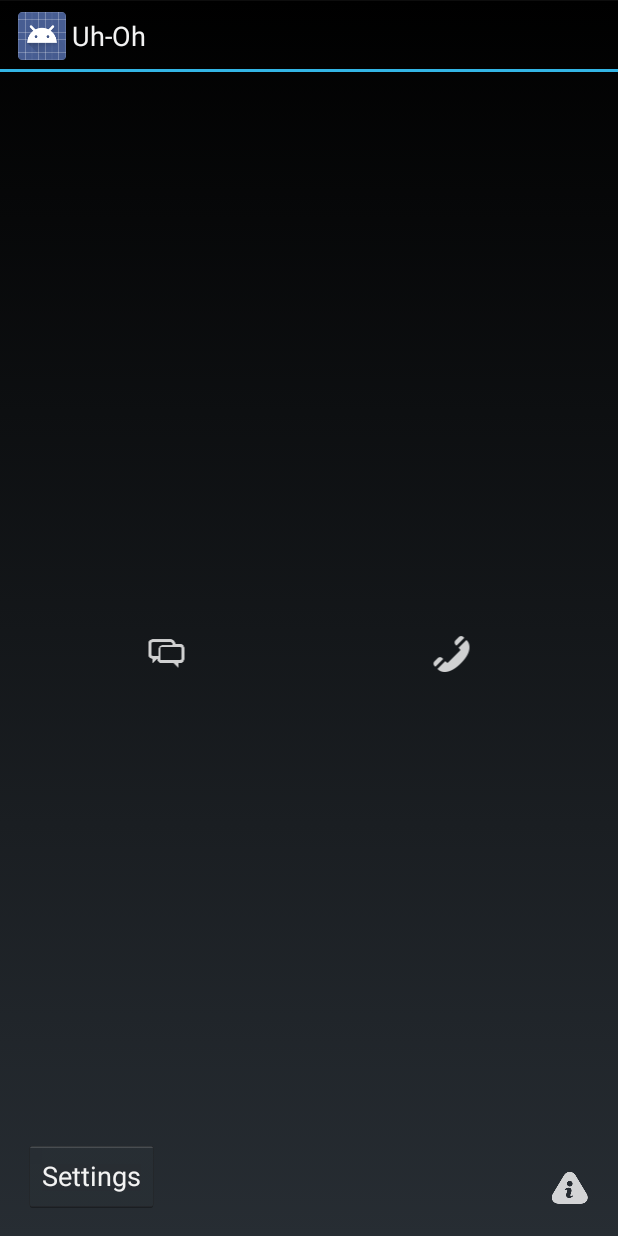
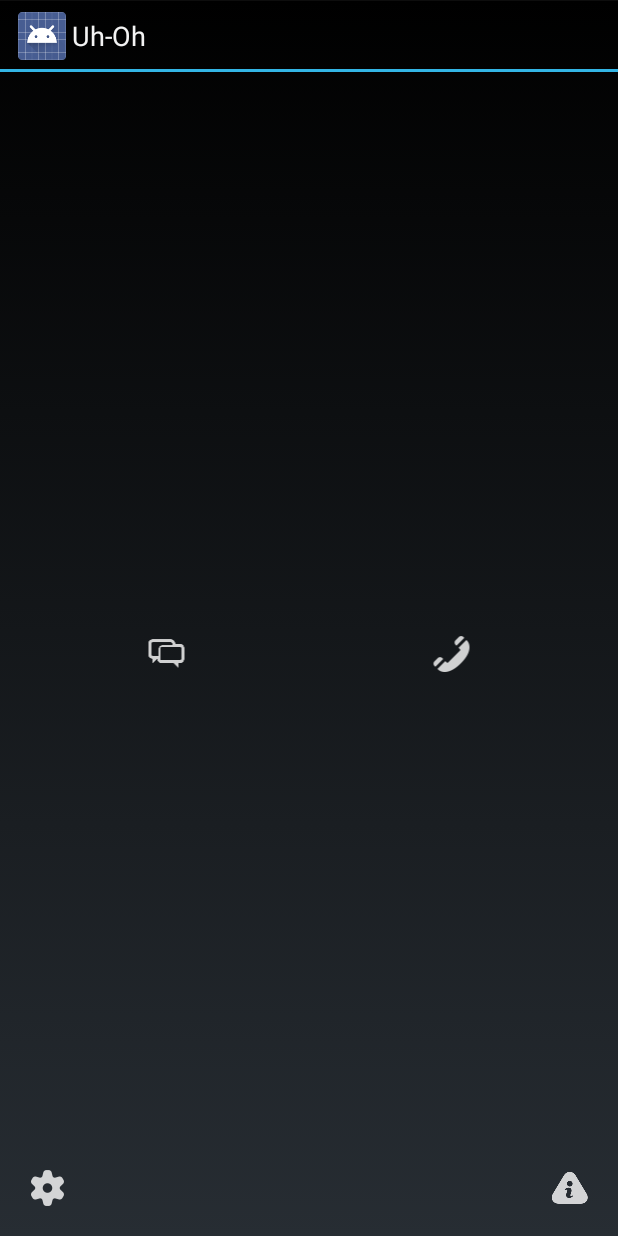
Before and after one commit to phoenix-frozen/uh-oh-android, an Android app: the screen it shows after launch (MainActivity), on a phone screen of 412 x 824 dp. Run offline under Robolectric (Android 15) with nearby library versions, the phone set to English and light mode, and no system bars.

Commit message:
More UI fixing.

```diff
--- a/app/src/main/java/emergencycall/intertech/com/emergencycall/ui/MainActivity.java
+++ b/app/src/main/java/emergencycall/intertech/com/emergencycall/ui/MainActivity.java
@@ -22,7 +22,7 @@ public class MainActivity extends Activity implements View.OnClickListener {
 
     private ImageView mButtonPanic;
     private ImageView mButtonAlert;
-    private Button mButtonSettings;
+    private ImageView mButtonSettings;
     private ImageView mButtonAbout;
 
     private CallManager mCallManager;
@@ -38,7 +38,7 @@ public class MainActivity extends Activity implements View.OnClickListener {
 
         mButtonPanic = (ImageView) findViewById(R.id.button_panic);
         mButtonAlert = (ImageView) findViewById(R.id.button_alert);
-        mButtonSettings = (Button) findViewById(R.id.button_settings);
+        mButtonSettings = (ImageView) findViewById(R.id.button_settings);
         mButtonAbout = (ImageView) findViewById(R.id.button_about);
         mButtonPanic.setOnClickListener(this);
         mButtonAlert.setOnClickListener(this);
--- a/app/src/main/res/layout/activity_main.xml
+++ b/app/src/main/res/layout/activity_main.xml
@@ -79,11 +79,11 @@
             android:layout_weight="1" />
     </LinearLayout>
 
-        <Button
+        <ImageView
             android:id="@+id/button_settings"
             android:layout_width="wrap_content"
             android:layout_height="wrap_content"
-            android:text="@string/action_settings"
+            android:src="@drawable/icon_settings"
             android:layout_alignParentBottom="true"
             android:layout_alignParentLeft="true"
             android:layout_alignParentStart="true"
```
Also changed, not shown: app/src/main/res/drawable-hdpi/icon_panic.png, app/src/main/res/drawable-hdpi/icon_settings.png (added), app/src/main/res/drawable-mdpi/icon_panic.png, app/src/main/res/drawable-mdpi/icon_settings.png (added), app/src/main/res/drawable-xhdpi/icon_panic.png, app/src/main/res/drawable-xhdpi/icon_settings.png (added), app/src/main/res/drawable-xxhdpi/icon_panic.png, app/src/main/res/drawable-xxhdpi/icon_settings.png (added).
